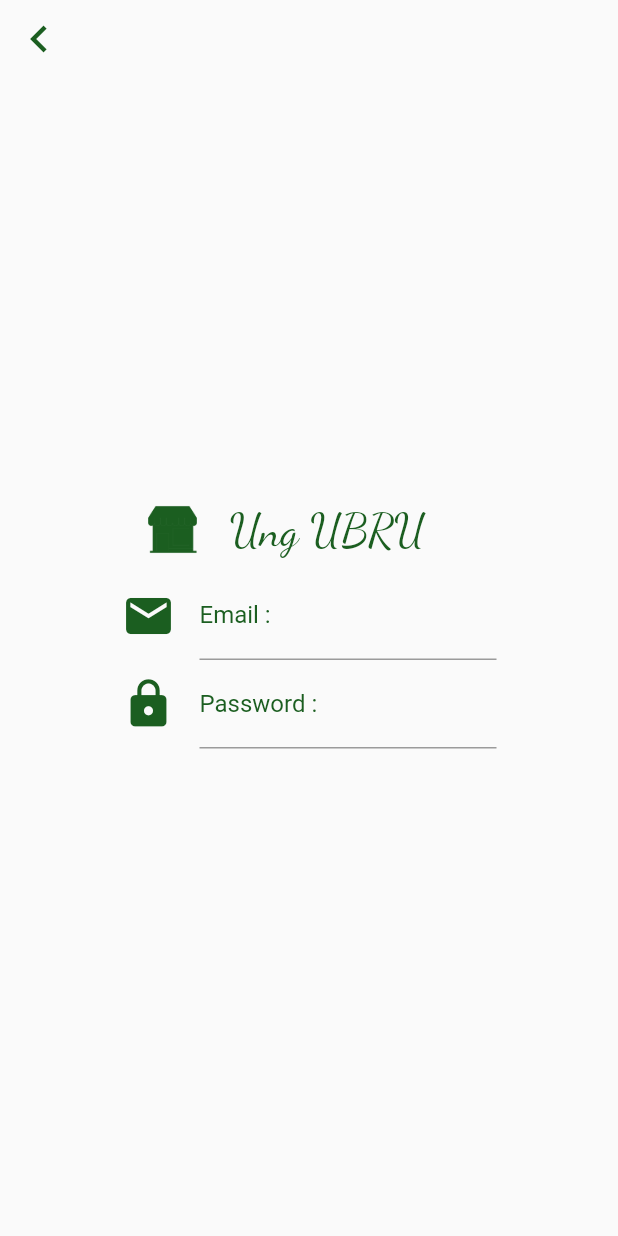
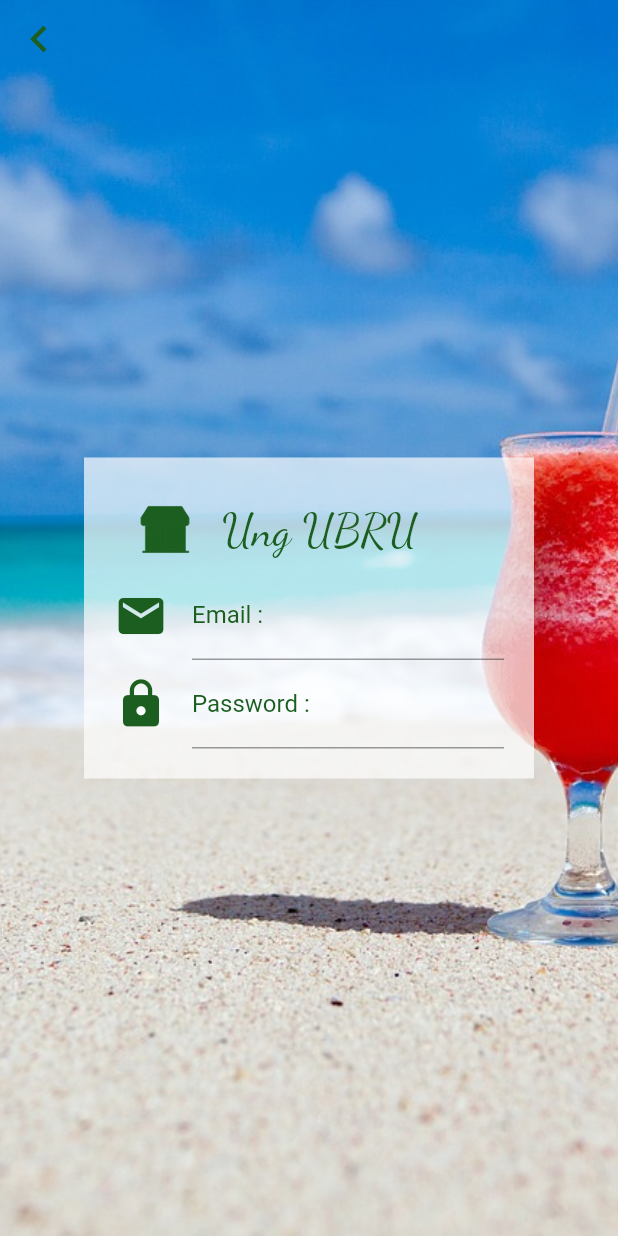
Before and after one commit to egkarinw/TumUBRU, a Flutter app: the Authen screen opened directly, on a phone screen of 412 x 824 dp. Run offline on Flutter 3.47's test engine with Material 2 defaults, Android fonts, the phone set to English and light mode, and no system bars; our stand-ins replace firebase_auth; accounts and stored records are empty.

Commit message:
wall paper

```diff
--- a/lib/screens/authen.dart
+++ b/lib/screens/authen.dart
@@ -38,7 +38,7 @@ class _AuthenState extends State<Authen> {
   }
 
   Widget passwordText() {
-    return TextFormField(
+    return TextFormField(obscureText: true,
       decoration: InputDecoration(
         icon: Icon(
           Icons.lock,
@@ -71,10 +71,17 @@ class _AuthenState extends State<Authen> {
 
   Widget showAuthen() {
     return Container(
+      decoration: BoxDecoration(
+        image: DecorationImage(
+            image: AssetImage('images/beach.jpg'), fit: BoxFit.cover),
+      ),
       alignment: Alignment.center,
       child: Container(
-        width: 250.0,
+        padding: EdgeInsets.all(20.0),
+        color: Color.fromRGBO(255, 255, 255, 0.7),
+        width: 300.0,
         child: Column(
+          mainAxisSize: MainAxisSize.min,
           mainAxisAlignment: MainAxisAlignment.center,
           children: <Widget>[
             showName(),
@@ -92,8 +99,8 @@ class _AuthenState extends State<Authen> {
       body: SafeArea(
         child: Stack(
           children: <Widget>[
+            showAuthen(),
             backButton(),
-            showAuthen(),
           ],
         ),
       ),
--- a/pubspec.yaml
+++ b/pubspec.yaml
@@ -45,6 +45,7 @@ flutter:
   assets:
    - images/logo.png
    - images/sun.jpg
+   - images/beach.jpg
 
   # An image asset can refer to one or more resolution-specific "variants", see
   # https://flutter.dev/assets-and-images/#resolution-aware.
```
Also changed, not shown: 5 other files.
